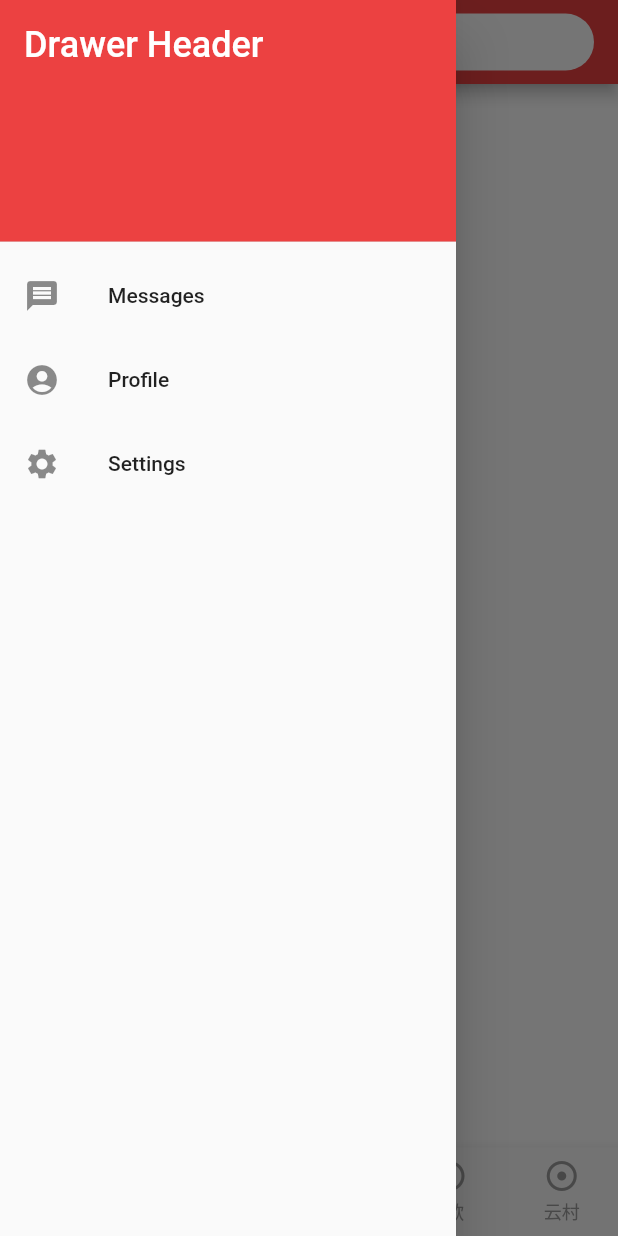
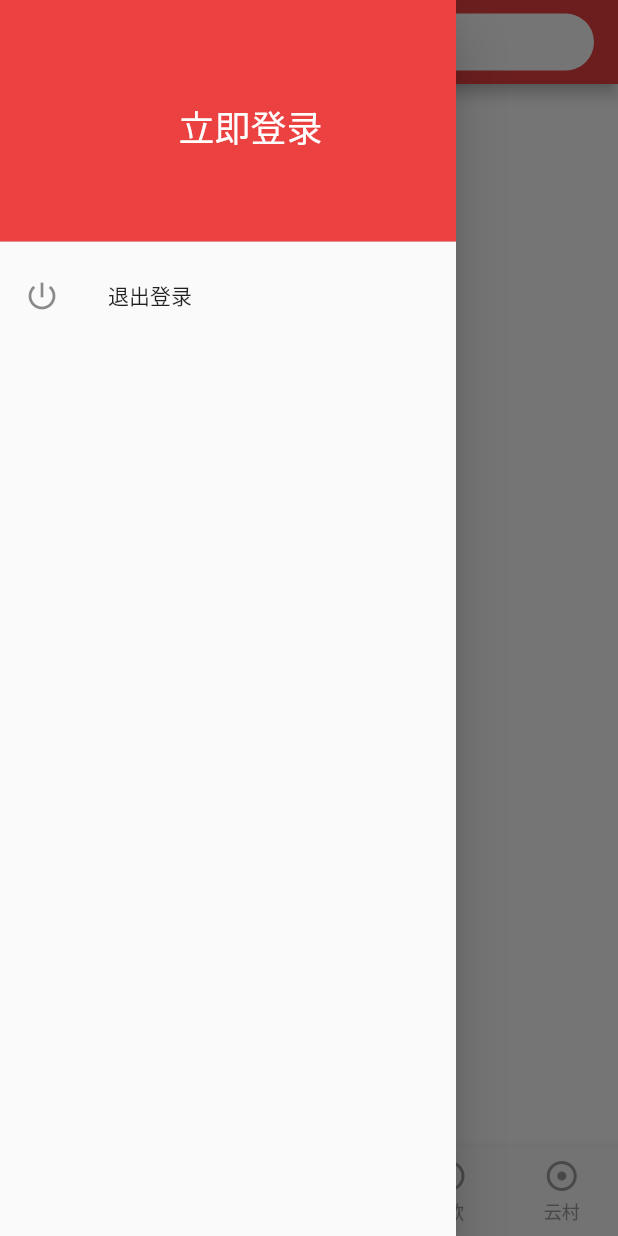
Before and after one commit to ncatch/CloudMusic-Flutter, a Flutter app: the screen it shows after launch, item 2 of the bottom bar chosen, with the side drawer open, on a phone screen of 412 x 824 dp. Run offline on Flutter 3.47's test engine with Material 2 defaults, Android fonts, the light colour scheme and no system bars; our stand-ins replace audioplayers, dio, flutter_swiper, fluttertoast, shared_preferences; missing offline and left inert: volume_controller; network calls fail.

Commit message:
feat: 手机密码登录

```diff
--- a/lib/components/DrawerMenu.dart
+++ b/lib/components/DrawerMenu.dart
@@ -2,11 +2,13 @@
  * @Description:
  * @Author: Walker
  * @Date: 2021-04-01 14:05:41
- * @LastEditTime: 2021-04-07 19:31:24
+ * @LastEditTime: 2021-05-06 16:05:56
  * @LastEditors: Walker
  */
+import 'package:cloudmusic_flutter/store/User.dart';
 import 'package:flutter/cupertino.dart';
 import 'package:flutter/material.dart';
+import 'package:provider/provider.dart';
 
 import '../libs/theme.dart';
 
@@ -18,35 +20,66 @@ class DrawerMenu extends StatefulWidget {
 }
 
 class DrawerMenuState extends State<DrawerMenu> {
+  toLogin() {
+    Navigator.pushNamed(context, '/login');
+  }
+
+  exitLogin() {}
+
   @override
   Widget build(BuildContext context) {
+    var userStore = Provider.of<User>(context);
+
+    var isLogin = userStore.userInfo.userId > 0;
+    var textStyle = TextStyle(color: Colors.white, fontSize: 24);
+
     return Drawer(
       child: ListView(
         padding: EdgeInsets.zero,
-        children: const <Widget>[
+        children: [
           DrawerHeader(
             decoration: BoxDecoration(
               color: primaryColor,
             ),
-            child: Text(
-              'Drawer Header',
-              style: TextStyle(
-                color: Colors.white,
-                fontSize: 24,
+            child: Container(
+              alignment: Alignment.center,
+              child: Flex(
+                direction: Axis.horizontal,
+                children: [
+                  Container(
+                    height: 80,
+                    width: 80,
+                    margin: EdgeInsets.fromLTRB(0, 0, 15, 0),
+                    child: ClipRRect(
+                      borderRadius: BorderRadius.circular(40),
+                      child: isLogin
+                          ? Image.network(
+                              userStore.userInfo.avatarUrl,
+                              fit: BoxFit.fill,
+                            )
+                          : Text(''),
+                    ),
+                  ),
+                  isLogin
+                      ? Text(
+                          userStore.userInfo.nickname,
+                          style: textStyle,
+                        )
+                      : TextButton(
+                          onPressed: toLogin,
+                          child: Text(
+                            '立即登录',
+                            style: textStyle,
+                          ),
+                        )
+                ],
               ),
             ),
           ),
           ListTile(
-            leading: Icon(Icons.message),
-            title: Text('Messages'),
-          ),
-          ListTile(
-            leading: Icon(Icons.account_circle),
-            title: Text('Profile'),
-          ),
-          ListTile(
-            leading: Icon(Icons.settings),
-            title: Text('Settings'),
+            leading: Icon(Icons.power_settings_new),
+            title: Text('退出登录'),
+            onTap: exitLogin,
           ),
         ],
       ),
--- a/lib/components/SearchPage.dart
+++ b/lib/components/SearchPage.dart
@@ -2,7 +2,7 @@
  * @Description:
  * @Author: Walker
  * @Date: 2021-04-08 10:35:14
- * @LastEditTime: 2021-04-30 10:14:26
+ * @LastEditTime: 2021-05-06 11:19:50
  * @LastEditors: Walker
  */
 
@@ -210,7 +210,7 @@ class SearchPageState extends State<SearchPage> {
           backgroundColor: Colors.white,
           elevation: 0,
           title: Container(
-            height: 38,
+            height: 30,
             padding: EdgeInsets.fromLTRB(15, 0, 15, 0),
             decoration: BoxDecoration(
               color: Colors.white,
@@ -218,6 +218,7 @@ class SearchPageState extends State<SearchPage> {
             ),
             child: TextField(
               controller: searchText,
+              autofocus: true,
               decoration: InputDecoration(hintText: defaultSearchKey),
               style: TextStyle(fontSize: 20),
               onChanged: searchChange,
--- a/lib/libs/routes.dart
+++ b/lib/libs/routes.dart
@@ -9,7 +9,9 @@
 import 'package:flutter/cupertino.dart';
 
 import '../components/SearchPage.dart';
+import '../pages/login.dart';
 
 var routes = <String, WidgetBuilder>{
-  '/search': (BuildContext context) => SearchPage()
+  '/search': (BuildContext context) => SearchPage(),
+  '/login': (BuildContext context) => Login(),
 };
--- /dev/null
+++ b/lib/model/UserInfo.dart
@@ -0,0 +1,52 @@
+/*
+ * @Description:
+ * @Author: Walker
+ * @Date: 2021-05-06 14:36:18
+ * @LastEditTime: 2021-05-06 15:57:17
+ * @LastEditors: Walker
+ */
+
+class UserInfo {
+  int userId = 0;
+  String nickname = "";
+  int vipType = 0;
+  int userType = 0;
+  String avatarUrl = "";
+  String backgroundUrl = "";
+
+  UserInfo({
+    int userId = 0,
+    String nickname = "",
+    int vipType = 0,
+    int userType = 0,
+    String avatarUrl = "",
+    String backgroundUrl = "",
+  }) {
+    this.userId = userId;
+    this.nickname = nickname;
+    this.vipType = vipType;
+    this.userType = userType;
+    this.avatarUrl = avatarUrl;
+    this.backgroundUrl = backgroundUrl;
+  }
+
+  UserInfo.fromJson(Map<String, dynamic> jsonstr) {
+    this.userId = jsonstr["userId"];
+    this.nickname = jsonstr["nickname"];
+    this.vipType = jsonstr["vipType"];
+    this.userType = jsonstr["userType"];
+    this.avatarUrl = jsonstr["avatarUrl"];
+    this.backgroundUrl = jsonstr["backgroundUrl"];
+  }
+
+  Map toJson() {
+    Map map = new Map();
+    map["userId"] = this.userId;
+    map["nickname"] = this.nickname;
+    map["vipType"] = this.vipType;
+    map["userType"] = this.userType;
+    map["avatarUrl"] = this.avatarUrl;
+    map["backgroundUrl"] = this.backgroundUrl;
+    return map;
+  }
+}
--- a/lib/services/music.dart
+++ b/lib/services/music.dart
@@ -2,12 +2,9 @@
  * @Description: 歌曲相关接口
  * @Author: nocatch
  * @Date: 2021-04-09 14:28:07
- * @LastEditTime: 2021-04-30 19:18:45
+ * @LastEditTime: 2021-05-06 13:52:10
  * @LastEditors: Walker
  */
-import 'dart:convert';
-
-import 'package:dio/dio.dart';
 import '../libs/config.dart';
 
 import '../utils/http.dart';
--- /dev/null
+++ b/lib/store/User.dart
@@ -0,0 +1,40 @@
+/*
+ * @Description:
+ * @Author: Walker
+ * @Date: 2021-05-06 14:02:58
+ * @LastEditTime: 2021-05-06 15:50:30
+ * @LastEditors: Walker
+ */
+import 'package:cloudmusic_flutter/model/UserInfo.dart';
+import 'package:flutter/cupertino.dart';
+import '../utils/preference.dart';
+
+class User with ChangeNotifier {
+  UserInfo userInfo = new UserInfo();
+
+  User() {
+    PreferenceUtils.getJSON(PreferencesKey.USER_INFO).then((data) {
+      userInfo = _createUserInfo(data);
+      notifyListeners();
+    });
+  }
+
+  UserInfo _createUserInfo(data) {
+    var tmp = UserInfo();
+    tmp.userId = data["userId"];
+    tmp.nickname = data["nickname"];
+    tmp.vipType = data["vipType"];
+    tmp.userType = data["userType"];
+    tmp.avatarUrl = data["avatarUrl"];
+    tmp.backgroundUrl = data["backgroundUrl"];
+    return tmp;
+  }
+
+  setUserInfo(data) {
+    var tmp = _createUserInfo(data);
+    userInfo = tmp;
+    PreferenceUtils.saveJSON(PreferencesKey.USER_INFO, tmp);
+
+    notifyListeners();
+  }
+}
--- a/lib/utils/preference.dart
+++ b/lib/utils/preference.dart
@@ -2,15 +2,19 @@
  * @Description:
  * @Author: Walker
  * @Date: 2021-04-06 17:39:01
- * @LastEditTime: 2021-04-30 11:49:48
+ * @LastEditTime: 2021-05-06 14:12:12
  * @LastEditors: Walker
  */
+import 'dart:convert';
+
 import 'package:shared_preferences/shared_preferences.dart';
 
 class PreferencesKey {
   static const HOME_BANNER = 'home_banner'; // 当前主题 index
   static const HOME_SONGLIST = 'home_songlist'; // 刷新头部跟随
   static const PLAY_INFO = 'play_music_list'; // 播放信息
+
+  static const USER_INFO = 'user_info'; // 用户信息
 }
 
 /// shared_preferences 管理类
@@ -42,6 +46,9 @@ class PreferenceUtils {
   static saveStringList(String key, List<String> value) async =>
       (await instance).setStringList(key, value);
 
+  static saveJSON(String key, dynamic value) async =>
+      (await instance).setString(key, jsonEncode(value));
+
   static Future<int> getInteger(String key, [int defaultValue = 0]) async {
     var value = (await instance).getInt(key);
     return value ?? defaultValue;
@@ -69,4 +76,13 @@ class PreferenceUtils {
     var value = (await instance).getStringList(key);
     return value ?? defaultValue;
   }
+
+  static Future<dynamic> getJSON(String key) async {
+    String? value = (await instance).getString(key);
+
+    if (value != null) {
+      return jsonDecode(value);
+    }
+    return null;
+  }
 }
--- a/pubspec.yaml
+++ b/pubspec.yaml
@@ -35,6 +35,7 @@ dependencies:
   audioplayers: ^0.18.3
   volume_controller: ^2.0.0
   provider: ^5.0.0
+  fluttertoast: ^8.0.6
 
 dev_dependencies:
   flutter_test:
```
Also changed, not shown: lib/main.dart (+5 -2 lines), lib/pages/login.dart (added, +93 -0 lines), lib/services/home.dart (+2 -5 lines), lib/services/user.dart (added, +18 -0 lines), lib/store/PlayInfo.dart (+13 -17 lines), assets/icon.png, pubspec.lock.
